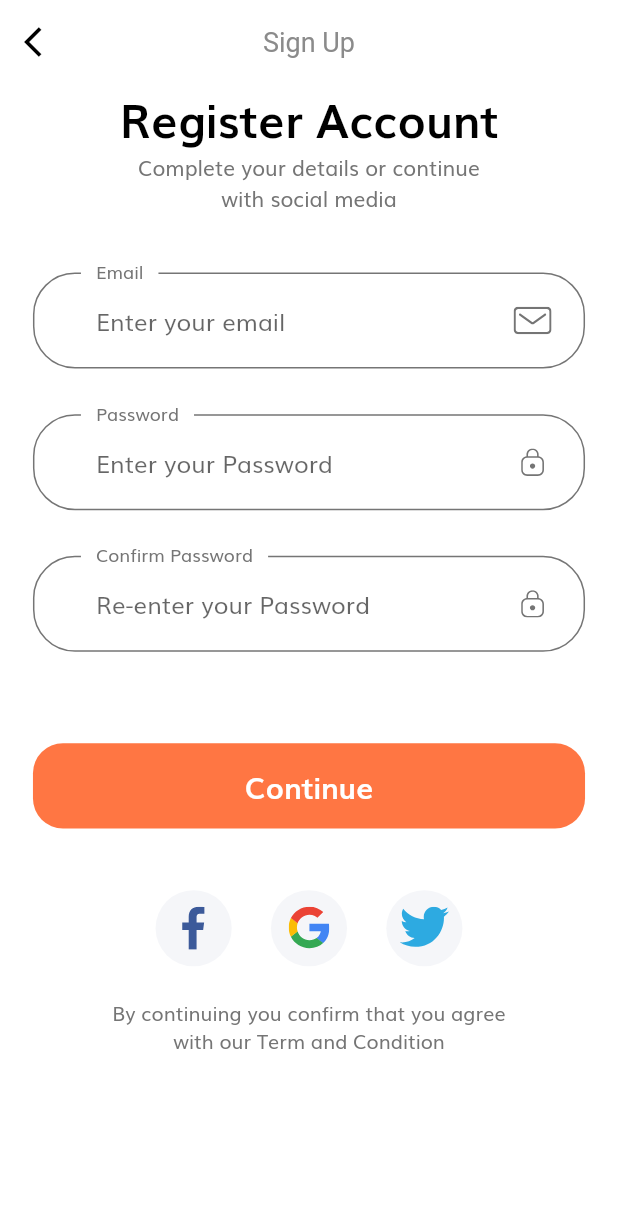
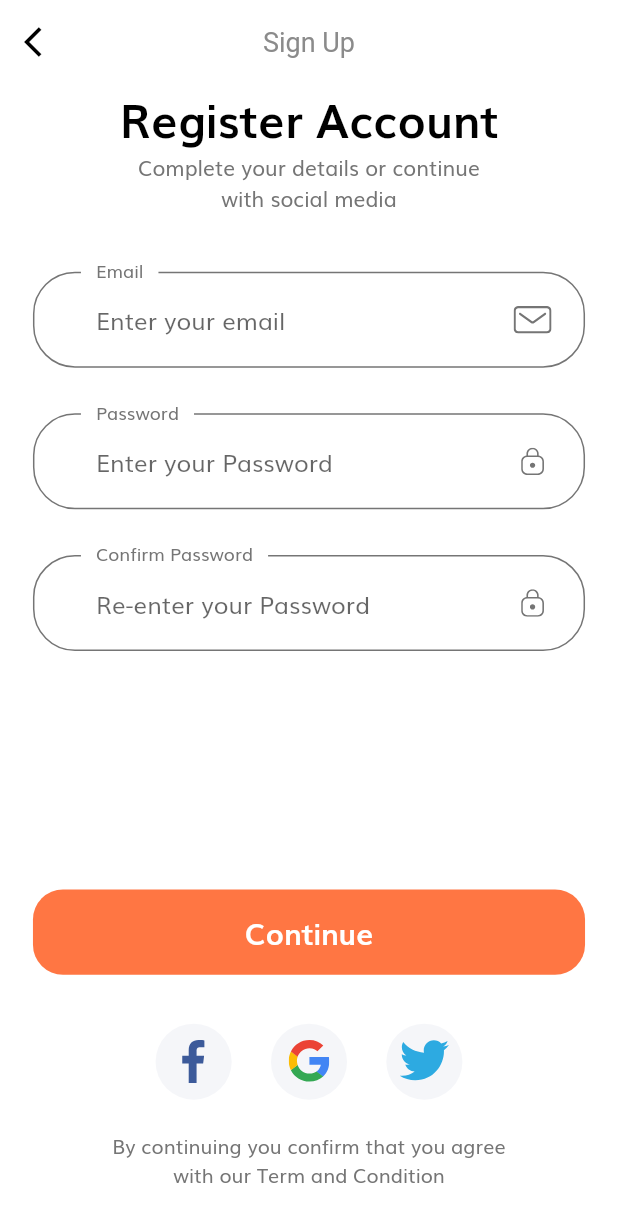
Before and after one commit to ArturLevchuk/e_commerce, a Flutter app: the screen it shows after launch, after a tap on "Continue", after a tap on "Sign Up", on a phone screen of 412 x 824 dp. Shown: the top 1222 px of the screen. Run offline on Flutter 3.47's test engine with Material 2 defaults, Android fonts, the phone set to English and light mode, and no system bars; our stand-ins replace awesome_notifications, bloc, custom_refresh_indicator, dio, equatable, flutter_bloc and 2 more; accounts and stored records are empty.

Commit message:
sign_in_up_screens & splash update

```diff
--- a/lib/screens/sign_in_up_screens/sign_in_screen.dart
+++ b/lib/screens/sign_in_up_screens/sign_in_screen.dart
@@ -52,16 +52,16 @@ class SignInScreen extends StatelessWidget {
         body: ScrollConfiguration(
           behavior: CustomScrollBehavior(),
           child: SingleChildScrollView(
-            // physics: _hasFocus
-            //     ? const BouncingScrollPhysics()
-            //     : const NeverScrollableScrollPhysics(),
             child: SafeArea(
                 child: SizedBox(
+              height: SizeConfig.getBodyHeight(),
               width: double.infinity,
               child: Padding(
                 padding: EdgeInsets.symmetric(
                     horizontal: getProportionateScreenWidth(20)),
-                child: Column(
+                child: LayoutBuilder(builder: (context, constraints) {
+                  final bodyHeight = constraints.maxHeight;
+                  return Column(
                     children: [
                       Text(
                         "Welcome Back",
@@ -74,9 +74,12 @@ class SignInScreen extends StatelessWidget {
                         "Sign in with your email and password \nor continue with social media",
                         textAlign: TextAlign.center,
                       ),
-                    SizedBox(height: SizeConfig.screenHeight * 0.08),
-                    const SignForm(),
-                    SizedBox(height: SizeConfig.screenHeight * 0.02),
+                      SizedBox(height: bodyHeight * .08),
+                      SizedBox(
+                        height: bodyHeight * .6,
+                        child: const SignForm(),
+                      ),
+                      const Spacer(),
                       Row(
                         mainAxisAlignment: MainAxisAlignment.center,
                         children: [
@@ -95,8 +98,10 @@ class SignInScreen extends StatelessWidget {
                         ],
                       ),
                       const NoAccountText(),
+                      const Spacer(),
                     ],
-                ),
+                  );
+                }),
               ),
             )),
           ),
@@ -144,8 +149,6 @@ class _SignFormState extends State<SignForm> {
   Widget build(BuildContext context) {
     return Form(
       key: _formKey,
-      child: SizedBox(
-        height: SizeConfig.screenHeight * 0.53,
       child: Column(
         children: [
           buildEmailFormField(),
@@ -211,8 +214,8 @@ class _SignFormState extends State<SignForm> {
                         setState(() {
                           isLoading = false;
                         });
-                          Navigator.of(context).pushReplacementNamed(
-                              LoginSuccessScreen.routeName);
+                        Navigator.of(context)
+                            .pushReplacementNamed(LoginSuccessScreen.routeName);
                       }
                     }
                     setState(() {
@@ -221,7 +224,6 @@ class _SignFormState extends State<SignForm> {
                   },
                 ),
         ],
-        ),
       ),
     );
   }
--- a/lib/screens/sign_in_up_screens/sign_up_screen.dart
+++ b/lib/screens/sign_in_up_screens/sign_up_screen.dart
@@ -27,7 +27,11 @@ class SignUpScreen extends StatelessWidget {
             child: Padding(
               padding: EdgeInsets.symmetric(
                   horizontal: getProportionateScreenWidth(20)),
-              child: Column(
+              child: SizedBox(
+                height: SizeConfig.getBodyHeight(),
+                child: LayoutBuilder(builder: (context, constraints) {
+                  final bodyHeight = constraints.maxHeight;
+                  return Column(
                     children: [
                       Text(
                         "Register Account",
@@ -40,9 +44,13 @@ class SignUpScreen extends StatelessWidget {
                         "Complete your details or continue\nwith social media",
                         textAlign: TextAlign.center,
                       ),
-                  SizedBox(height: SizeConfig.screenHeight * 0.01),
-                  const SignUpForm(),
-                  SizedBox(height: SizeConfig.screenHeight * 0.05),
+                      SizedBox(height: bodyHeight * 0.01),
+                      SizedBox(
+                        height: bodyHeight * .65,
+                        child: const SignUpForm(),
+                      ),
+                      // SizedBox(height: bodyHeight * 0.05),
+                      const Spacer(),
                       Row(
                         mainAxisAlignment: MainAxisAlignment.center,
                         children: [
@@ -68,8 +76,11 @@ class SignUpScreen extends StatelessWidget {
                             color: kTextColor,
                             fontSize: getProportionateScreenWidth(12)),
                       ),
-                  SizedBox(height: getProportionateScreenHeight(10)),
+                      // SizedBox(height: getProportionateScreenHeight(10)),
+                      const Spacer(),
                     ],
+                  );
+                }),
               ),
             ),
           ),
@@ -136,7 +147,8 @@ class _SignUpFormState extends State<SignUpForm> {
           buildConfirmPasswordFormField(),
           SizedBox(height: getProportionateScreenHeight(30)),
           FormError(errors: errors),
-          SizedBox(height: getProportionateScreenHeight(30)),
+          // SizedBox(height: getProportionateScreenHeight(30)),
+          const Spacer(),
           DefaultButton(
             text: "Continue",
             press: () async {
@@ -176,7 +188,8 @@ class _SignUpFormState extends State<SignUpForm> {
       },
       validator: (value) {
         if (signUpInf['password'] != confirmPassword &&
-            !errors.contains(kMatchPassError)) {
+            !errors.contains(kMatchPassError) &&
+            !errors.contains(kShortPassError)) {
           setState(() {
             errors.add(kMatchPassError);
           });
@@ -232,7 +245,8 @@ class _SignUpFormState extends State<SignUpForm> {
             errors.add(kEmailNullError);
           });
         } else if (!emailValidatorRegExp.hasMatch(value) &&
-            !errors.contains(kInvalidEmailError)) {
+            !errors.contains(kInvalidEmailError) &&
+            !errors.contains(kEmailNullError)) {
           setState(() {
             errors.add(kInvalidEmailError);
           });
@@ -266,7 +280,9 @@ class _SignUpFormState extends State<SignUpForm> {
           setState(() {
             errors.add(kPassNullError);
           });
-        } else if (value.length < 8 && !errors.contains(kShortPassError)) {
+        } else if (value.length < 8 &&
+            !errors.contains(kShortPassError) &&
+            !errors.contains(kPassNullError)) {
           setState(() {
             errors.add(kShortPassError);
           });
--- a/lib/screens/splash_screen.dart
+++ b/lib/screens/splash_screen.dart
@@ -88,11 +88,13 @@ class _SplashScreenState extends State<SplashScreen> {
               Expanded(
                 flex: 2,
                 child: Padding(
-                  padding: EdgeInsets.symmetric(
-                      horizontal: getProportionateScreenWidth(20)),
+                  padding: EdgeInsets.all(getProportionateScreenWidth(20)),
                   child: Column(
+                    mainAxisAlignment: MainAxisAlignment.end,
                     children: [
-                      const Spacer(),
+                      SizedBox(
+                        height: getProportionateScreenWidth(20),
+                      ),
                       Row(
                         mainAxisAlignment: MainAxisAlignment.center,
                         children: List.generate(
@@ -100,7 +102,8 @@ class _SplashScreenState extends State<SplashScreen> {
                           (index) => buildDot(index: index),
                         ),
                       ),
-                      const Spacer(flex: 2),
+                      const Spacer(),
+                      // const Spacer(flex: 2),
                       DefaultButton(
                         text: "Continue",
                         press: () {
@@ -108,7 +111,7 @@ class _SplashScreenState extends State<SplashScreen> {
                               .popAndPushNamed(SignInScreen.routeName);
                         },
                       ),
-                      const Spacer(),
+                      // const Spacer(),
                     ],
                   ),
                 ),
```
Also changed, not shown: lib/screens/sign_in_up_screens/complete_profile_screen.dart (+18 -16 lines), lib/screens/sign_in_up_screens/login_success_screen.dart (+7 -4 lines). Lines whose indentation alone changed are shown as unchanged.
